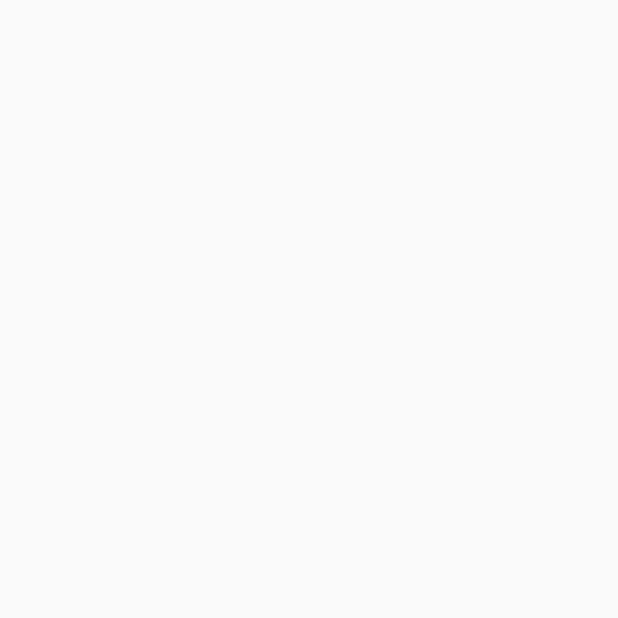
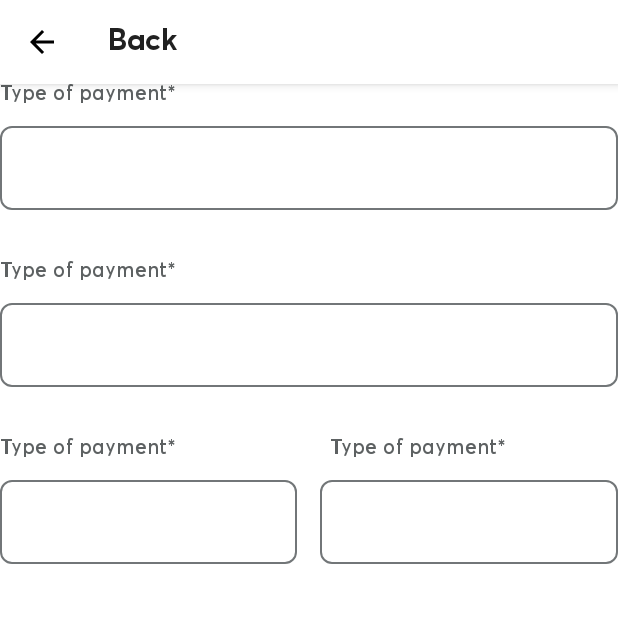
Before and after one commit to arfinhosainn/BillBuddy, an Android app built with Jetpack Compose: the screen it shows after launch (MainActivity), on a phone screen of 412 x 824 dp, the top half of it. Before the commit the part shown is empty. Run offline under Robolectric (Android 15) with nearby library versions, the phone set to English and light mode, and no system bars; our stand-ins replace Dagger/Hilt's generated code, Room's generated code.

Commit message:
Add Edit Payment logic implemented

```diff
--- a/app/build.gradle
+++ b/app/build.gradle
@@ -11,7 +11,7 @@ android {
 
     defaultConfig {
         applicationId "com.example.billbuddy"
-        minSdk 21
+        minSdk 26
         targetSdk 33
         versionCode 1
         versionName "1.0"
--- a/app/src/main/AndroidManifest.xml
+++ b/app/src/main/AndroidManifest.xml
@@ -3,6 +3,7 @@
     xmlns:tools="http://schemas.android.com/tools">
 
     <application
+        android:name=".BillBuddyApplication"
         android:allowBackup="true"
         android:dataExtractionRules="@xml/data_extraction_rules"
         android:fullBackupContent="@xml/backup_rules"
@@ -14,9 +15,9 @@
         tools:targetApi="31">
         <activity
             android:name=".MainActivity"
-            android:screenOrientation="fullSensor"
             android:exported="true"
             android:label="@string/app_name"
+            android:screenOrientation="fullSensor"
             android:theme="@style/Theme.BillBuddy">
             <intent-filter>
                 <action android:name="android.intent.action.MAIN" />
--- /dev/null
+++ b/app/src/main/java/com/example/billbuddy/BillBuddyApplication.kt
@@ -0,0 +1,7 @@
+package com.example.billbuddy
+
+import android.app.Application
+import dagger.hilt.android.HiltAndroidApp
+
+@HiltAndroidApp
+class BillBuddyApplication : Application()
--- a/app/src/main/java/com/example/billbuddy/MainActivity.kt
+++ b/app/src/main/java/com/example/billbuddy/MainActivity.kt
@@ -3,22 +3,22 @@ package com.example.billbuddy
 import android.os.Bundle
 import androidx.activity.ComponentActivity
 import androidx.activity.compose.setContent
-import androidx.compose.foundation.layout.fillMaxSize
-import androidx.compose.material.MaterialTheme
-import androidx.compose.material.Surface
-import androidx.compose.material.Text
-import androidx.compose.runtime.Composable
-import androidx.compose.runtime.remember
-import androidx.compose.ui.Modifier
-import androidx.compose.ui.tooling.preview.Preview
+import androidx.navigation.compose.rememberNavController
+import com.example.billbuddy.presentation.add_edit_payment_screen.AddEditPaymentScreen
 import com.example.billbuddy.ui.theme.BillBuddyTheme
+import dagger.hilt.android.AndroidEntryPoint
 
+
+@AndroidEntryPoint
 class MainActivity : ComponentActivity() {
     override fun onCreate(savedInstanceState: Bundle?) {
         super.onCreate(savedInstanceState)
         setContent {
             BillBuddyTheme {
 
+                val remNavController = rememberNavController()
+                AddEditPaymentScreen(navController = remNavController)
+
             }
         }
     }
--- a/app/src/main/java/com/example/billbuddy/data/local/TransactionDatabase.kt
+++ b/app/src/main/java/com/example/billbuddy/data/local/BillBuddyDatabase.kt
@@ -4,11 +4,13 @@ import androidx.room.Database
 import androidx.room.RoomDatabase
 import androidx.room.TypeConverters
 import com.example.billbuddy.data.local.converter.DateConverter
+import com.example.billbuddy.data.local.model.Payment
 import com.example.billbuddy.data.local.model.TransactionDto
 
 
-@Database(entities = [TransactionDto::class], exportSchema = true, version = 1)
+@Database(entities = [TransactionDto::class, Payment::class], exportSchema = true, version = 1)
 @TypeConverters(value = [DateConverter::class])
-abstract class TransactionDatabase : RoomDatabase() {
+abstract class BillBuddyDatabase : RoomDatabase() {
     abstract val transactionDao: TransactionDao
+    abstract val paymentDao: PaymentDao
 }
--- /dev/null
+++ b/app/src/main/java/com/example/billbuddy/data/local/PaymentDao.kt
@@ -0,0 +1,26 @@
+package com.example.billbuddy.data.local
+
+import androidx.room.Dao
+import androidx.room.Delete
+import androidx.room.Insert
+import androidx.room.OnConflictStrategy
+import androidx.room.Query
+import com.example.billbuddy.data.local.model.Payment
+import kotlinx.coroutines.flow.Flow
+
+@Dao
+interface PaymentDao {
+
+    @Insert(onConflict = OnConflictStrategy.REPLACE)
+    suspend fun insertPayments(payments: Payment)
+
+    @Query("SELECT * FROM payment_table")
+    fun getAllPayments(): Flow<List<Payment>>
+
+    @Query("SELECT * FROM payment_table WHERE id = :id")
+    suspend fun getPaymentById(id: Int): Payment?
+
+    @Delete
+    suspend fun deletePayment(payments: Payment)
+
+}
--- /dev/null
+++ b/app/src/main/java/com/example/billbuddy/di/LocalModule.kt
@@ -0,0 +1,64 @@
+package com.example.billbuddy.di
+
+import android.content.Context
+import androidx.room.Room
+import com.example.billbuddy.data.local.BillBuddyDatabase
+import com.example.billbuddy.data.local.PaymentDao
+import com.example.billbuddy.data.local.TransactionDao
+import com.example.billbuddy.data.local.repository.DataStoreOperationImpl
+import com.example.billbuddy.data.local.repository.PaymentRepositoryImpl
+import com.example.billbuddy.data.local.repository.TransactionRepositoryImpl
+import com.example.billbuddy.domain.repository.DataStoreOperation
+import com.example.billbuddy.domain.repository.PaymentRepository
+import com.example.billbuddy.domain.repository.TransactionRepository
+import dagger.Module
+import dagger.Provides
+import dagger.hilt.InstallIn
+import dagger.hilt.android.qualifiers.ApplicationContext
+import dagger.hilt.components.SingletonComponent
+import javax.inject.Singleton
+
+@Module
+@InstallIn(SingletonComponent::class)
+object LocalModule {
+
+
+    @Provides
+    @Singleton
+    fun providesDataStoreOperation(@ApplicationContext context: Context): DataStoreOperation {
+        return DataStoreOperationImpl(context)
+    }
+
+    @Provides
+    @Singleton
+    fun providePaymentRepository(paymentDao: PaymentDao): PaymentRepository {
+        return PaymentRepositoryImpl(paymentDao = paymentDao)
+    }
+
+    @Provides
+    @Singleton
+    fun provideTransactionRepository(transactionDao: TransactionDao): TransactionRepository {
+        return TransactionRepositoryImpl(dao = transactionDao)
+    }
+
+
+    @Provides
+    @Singleton
+    fun providesBillBuddyDatabase(@ApplicationContext context: Context): BillBuddyDatabase {
+        return Room.databaseBuilder(context, BillBuddyDatabase::class.java, "billbuddy_db")
+            .fallbackToDestructiveMigration().build()
+    }
+
+    @Provides
+    @Singleton
+    fun providesPaymentDao(database: BillBuddyDatabase): PaymentDao {
+        return database.paymentDao
+    }
+
+    @Provides
+    @Singleton
+    fun providesTransactionDao(database: BillBuddyDatabase): TransactionDao {
+        return database.transactionDao
+    }
+
+}
--- /dev/null
+++ b/app/src/main/java/com/example/billbuddy/domain/repository/PaymentRepository.kt
@@ -0,0 +1,17 @@
+package com.example.billbuddy.domain.repository
+
+import com.example.billbuddy.data.local.model.Payment
+import kotlinx.coroutines.flow.Flow
+
+interface PaymentRepository {
+
+    suspend fun insertPayments(payments: Payment)
+
+    fun getAllPayments(): Flow<List<Payment>>
+
+    suspend fun getPaymentById(id: Int): Payment?
+
+    suspend fun deletePayment(payments: Payment)
+
+
+}
--- /dev/null
+++ b/app/src/main/java/com/example/billbuddy/presentation/add_edit_payment_screen/AddEditPaymentScreen.kt
@@ -0,0 +1,207 @@
+package com.example.billbuddy.presentation.add_edit_payment_screen
+
+import androidx.compose.foundation.layout.*
+import androidx.compose.foundation.shape.RoundedCornerShape
+import androidx.compose.material.*
+import androidx.compose.material.icons.Icons
+import androidx.compose.material.icons.filled.ArrowBack
+import androidx.compose.runtime.Composable
+import androidx.compose.runtime.collectAsState
+import androidx.compose.runtime.getValue
+import androidx.compose.ui.Modifier
+import androidx.compose.ui.graphics.Color
+import androidx.compose.ui.text.TextStyle
+import androidx.compose.ui.text.font.FontWeight
+import androidx.compose.ui.tooling.preview.Preview
+import androidx.compose.ui.unit.dp
+import androidx.hilt.navigation.compose.hiltViewModel
+import androidx.navigation.NavController
+import androidx.navigation.compose.rememberNavController
+import com.example.billbuddy.ui.theme.Heading
+import com.example.billbuddy.ui.theme.LightBlack100
+import com.example.billbuddy.ui.theme.LightBlack200
+import com.example.billbuddy.ui.theme.LightGreen100
+import com.example.billbuddy.util.FontAverta
+
+@Composable
+fun AddEditPaymentScreen(
+    navController: NavController,
+    paymentViewModel: AddEditPaymentViewModel = hiltViewModel()
+) {
+
+    val titleState by paymentViewModel.paymentTitle.collectAsState()
+    val amountState by paymentViewModel.paymentAmount.collectAsState()
+    val payerNameState by paymentViewModel.payerName.collectAsState()
+    val paymentDate by paymentViewModel.paymentDate.collectAsState()
+
+    val scaffoldState = rememberScaffoldState()
+
+
+    Scaffold(
+        scaffoldState = scaffoldState,
+        topBar = {
+            TopAppBar(backgroundColor = Color.White,
+                title = {
+                    Text(
+                        text = "Back", style =
+                        TextStyle(
+                            fontFamily = FontAverta,
+                            fontWeight = FontWeight.Bold,
+                            fontSize = Heading
+                        )
+                    )
+                }, navigationIcon = {
+                    IconButton(onClick = { navController.navigateUp() }) {
+                        Icon(
+                            imageVector = Icons.Default.ArrowBack,
+                            contentDescription = "back", tint = Color.Black
+                        )
+
+                    }
+                }
+            )
+        }
+    ) { paddingValues ->
+        Column(
+            modifier = Modifier
+                .fillMaxSize()
+                .padding(paddingValues)
+        ) {
+
+            Text(
+                text = if (titleState.text.isBlank()) "Type of payment*" else "Type of payment",
+                style = TextStyle(
+                    color = LightBlack200,
+                    fontFamily = FontAverta,
+                    fontWeight = FontWeight.Medium
+                )
+            )
+            Spacer(modifier = Modifier.height(10.dp))
+
+            OutlinedTextField(
+                value = titleState.text,
+                onValueChange = {
+
+                },
+                modifier = Modifier
+                    .fillMaxWidth()
+                    .padding(vertical = 4.dp),
+                shape = RoundedCornerShape(8.dp),
+                colors = TextFieldDefaults.textFieldColors(
+                    backgroundColor = Color.White,
+                    unfocusedIndicatorColor = LightBlack100,
+                    focusedIndicatorColor = LightGreen100
+                )
+            )
+            Spacer(modifier = Modifier.height(30.dp))
+            Text(
+                text = if (titleState.text.isBlank()) "Type of payment*" else "Type of payment",
+                style = TextStyle(
+                    color = LightBlack200,
+                    fontFamily = FontAverta,
+                    fontWeight = FontWeight.Medium
+                )
+            )
+            Spacer(modifier = Modifier.height(10.dp))
+
+            OutlinedTextField(
+                value = titleState.text,
+                onValueChange = {
+
+                },
+                modifier = Modifier
+                    .fillMaxWidth()
+                    .padding(vertical = 4.dp),
+                shape = RoundedCornerShape(8.dp),
+                colors = TextFieldDefaults.textFieldColors(
+                    backgroundColor = Color.White,
+                    unfocusedIndicatorColor = LightBlack100,
+                    focusedIndicatorColor = LightGreen100
+                )
+            )
+            Spacer(modifier = Modifier.height(30.dp))
+
+
+            Row(modifier = Modifier.fillMaxWidth()) {
+                Column(modifier = Modifier
+                    .weight(4f)) {
+
+                    Text(modifier  = Modifier.padding(bottom = 10.dp),
+                        text = if (titleState.text.isBlank()) "Type of payment*" else "Type of payment",
+                        style = TextStyle(
+                            color = LightBlack200,
+                            fontFamily = FontAverta,
+                            fontWeight = FontWeight.Medium
+                        )
+                    )
+
+                }
+
+                Column(modifier = Modifier
+                    .weight(3.5f)) {
+                    Text(modifier  = Modifier.padding(bottom = 10.dp),
+                        text = if (titleState.text.isBlank()) "Type of payment*" else "Type of payment",
+                        style = TextStyle(
+                            color = LightBlack200,
+                            fontFamily = FontAverta,
+                            fontWeight = FontWeight.Medium
+                        )
+                    )
+
+
+                }
+            }
+
+            Row(
+                modifier = Modifier.fillMaxWidth(),
+                horizontalArrangement = Arrangement.SpaceBetween
+            ) {
+
+
+                OutlinedTextField(
+                    value = titleState.text,
+                    onValueChange = {
+
+                    },
+                    modifier = Modifier
+                        .weight(4f)
+                        .padding(vertical = 4.dp),
+                    shape = RoundedCornerShape(8.dp),
+                    colors = TextFieldDefaults.textFieldColors(
+                        backgroundColor = Color.White,
+                        unfocusedIndicatorColor = LightBlack100,
+                        focusedIndicatorColor = LightGreen100
+                    )
+                )
+
+                Spacer(modifier = Modifier.width(15.dp))
+
+                OutlinedTextField(
+                    value = titleState.text,
+                    onValueChange = {
+
+                    },
+                    modifier = Modifier
+                        .weight(4f)
+                        .padding(vertical = 4.dp),
+                    shape = RoundedCornerShape(8.dp),
+                    colors = TextFieldDefaults.textFieldColors(
+                        backgroundColor = Color.White,
+                        unfocusedIndicatorColor = LightBlack100,
+                        focusedIndicatorColor = LightGreen100
+                    )
+                )
+            }
+        }
+
+    }
+}
+
+
+@Preview(showBackground = true)
+@Composable
+fun PreviewAddEditPaymentScreen() {
+    val navController = rememberNavController()
+    AddEditPaymentScreen(navController = navController)
+
+}
--- /dev/null
+++ b/app/src/main/java/com/example/billbuddy/presentation/add_edit_payment_screen/AddEditPaymentViewModel.kt
@@ -0,0 +1,157 @@
+package com.example.billbuddy.presentation.add_edit_payment_screen
+
+import androidx.lifecycle.SavedStateHandle
+import androidx.lifecycle.ViewModel
+import androidx.lifecycle.viewModelScope
+import com.example.billbuddy.data.local.model.InvalidPaymentException
+import com.example.billbuddy.data.local.model.Payment
+import com.example.billbuddy.domain.repository.PaymentRepository
+import com.example.billbuddy.util.DateTimeProviderImpl
+import dagger.hilt.android.lifecycle.HiltViewModel
+import kotlinx.coroutines.flow.MutableSharedFlow
+import kotlinx.coroutines.flow.MutableStateFlow
+import kotlinx.coroutines.flow.asSharedFlow
+import kotlinx.coroutines.flow.asStateFlow
+import kotlinx.coroutines.launch
+import javax.inject.Inject
+
+@HiltViewModel
+class AddEditPaymentViewModel @Inject constructor(
+    private val paymentRepository: PaymentRepository,
+    savedStateHandle: SavedStateHandle
+) : ViewModel() {
+
+    private val _paymentTitle = MutableStateFlow(
+        PaymentTextFieldState(
+            hint = "Enter Title"
+        )
+    )
+    val paymentTitle = _paymentTitle.asStateFlow()
+
+    private val _payerName = MutableStateFlow(
+        PaymentTextFieldState(
+            hint = "Enter Payer Name"
+        )
+    )
+
+    val payerName = _payerName.asStateFlow()
+
+    private val _paymentAmount = MutableStateFlow(
+        PaymentTextFieldState(
+            hint = "Amount"
+        )
+    )
+    val paymentAmount = _paymentAmount.asStateFlow()
+
+
+    private val _paymentDate = MutableStateFlow(
+        PaymentTextFieldState(
+            paymentDate = DateTimeProviderImpl().now()
+        )
+    )
+
+    val paymentDate = _paymentDate.asStateFlow()
+
+
+    init {
+        savedStateHandle.get<Int>("paymentId")?.let { paymentId ->
+            if (paymentId != -1) {
+                viewModelScope.launch {
+                    paymentRepository.getPaymentById(paymentId)?.also { payment ->
+                        currentPaymentId = payment.id
+                        _paymentTitle.value = paymentTitle.value.copy(
+                            text = payment.paymentTitle,
+                            isHintVisible = false
+                        )
+                        _paymentAmount.value = paymentAmount.value.copy(
+                            amount = payment.paymentAmount!!,
+                            isHintVisible = false
+                        )
+                        _paymentDate.value = paymentDate.value.copy(
+                            paymentDate = payment.paymentDate
+                        )
+                        _payerName.value = payerName.value.copy(
+                            text = payment.payerName,
+                            isHintVisible = false
+                        )
+                    }
+                }
+            }
+
+        }
+    }
+
+
+    private val _eventFlow = MutableSharedFlow<UiEvent>()
+    val eventFlow = _eventFlow.asSharedFlow()
+
+    private var currentPaymentId: Int? = null
+
+    fun onEvent(event: AddEditPaymentEvent) {
+        when (event) {
+            is AddEditPaymentEvent.EnteredTitle -> {
+                _paymentTitle.value = paymentTitle.value.copy(
+                    text = event.value
+                )
+            }
+            is AddEditPaymentEvent.ChangeTitleFocus -> {
+                _paymentTitle.value = paymentTitle.value.copy(
+                    isHintVisible = !event.focusState.isFocused && paymentTitle.value.text.isBlank()
+                )
+            }
+            is AddEditPaymentEvent.EnteredAmount -> {
+                _paymentAmount.value = paymentAmount.value.copy(
+                    amount = event.value
+                )
+            }
+            is AddEditPaymentEvent.ChangeAmountFocus -> {
+                _paymentAmount.value = paymentAmount.value.copy(
+                    isHintVisible = !event.focusState.isFocused && paymentAmount.value.text.isBlank()
+                )
+            }
+            is AddEditPaymentEvent.EnteredPayerName -> {
+                _payerName.value = payerName.value.copy(
+                    text = event.value
+                )
+            }
+            is AddEditPaymentEvent.ChangePayerNameFocus -> {
+                _payerName.value = payerName.value.copy(
+                    isHintVisible = !event.focusState.isFocused && paymentTitle.value.text.isBlank()
+                )
+            }
+            is AddEditPaymentEvent.ChangePaymentDate -> {
+                _paymentDate.value = paymentDate.value.copy(
+                    paymentDate = event.value
+                )
+            }
+            is AddEditPaymentEvent.SavePayment -> {
+                viewModelScope.launch {
+                    try {
+                        paymentRepository.insertPayments(
+                            Payment(
+                                paymentTitle = paymentTitle.value.text,
+                                payerName = payerName.value.text,
+                                paymentAmount = paymentAmount.value.amount,
+                                paymentDate = paymentDate.value.paymentDate,
+                                id = currentPaymentId
+                            )
+                        )
+                    } catch (e: InvalidPaymentException) {
+                        _eventFlow.emit(
+                            UiEvent.ShowSnackbar(
+                                message = e.message ?: "Couldn't save payment"
+                            )
+                        )
+
+                    }
+                }
+            }
+        }
+
+    }
+}
+
+sealed class UiEvent {
+    data class ShowSnackbar(val message: String) : UiEvent()
+    object SaveNote : UiEvent()
+}
--- /dev/null
+++ b/app/src/main/java/com/example/billbuddy/presentation/add_edit_payment_screen/PaymentTextFieldState.kt
@@ -0,0 +1,12 @@
+package com.example.billbuddy.presentation.add_edit_payment_screen
+
+import com.example.billbuddy.util.DateTimeProviderImpl
+import java.time.LocalDateTime
+
+data class PaymentTextFieldState(
+    val text: String = "",
+    val amount: Double = 0.00,
+    val hint: String = "",
+    val isHintVisible: Boolean = true,
+    val paymentDate: LocalDateTime = DateTimeProviderImpl().now()
+)
--- /dev/null
+++ b/app/src/main/java/com/example/billbuddy/util/DateTimeProvider.kt
@@ -0,0 +1,16 @@
+package com.example.billbuddy.util
+
+import android.os.Build
+import androidx.annotation.RequiresApi
+import java.time.LocalDateTime
+
+interface DateTimeProvider {
+    fun now(): LocalDateTime
+}
+
+class DateTimeProviderImpl : DateTimeProvider {
+    @RequiresApi(Build.VERSION_CODES.O)
+    override fun now(): LocalDateTime {
+        return LocalDateTime.now()
+    }
+}
```
Also changed, not shown: app/src/main/java/com/example/billbuddy/data/local/converter/DateConverter.kt (+14 -0 lines), app/src/main/java/com/example/billbuddy/data/local/model/Payment.kt (added, +16 -0 lines), app/src/main/java/com/example/billbuddy/data/local/model/PaymentDto.kt (deleted, +0 -17 lines), app/src/main/java/com/example/billbuddy/data/local/repository/PaymentRepositoryImpl.kt (added, +36 -0 lines), app/src/main/java/com/example/billbuddy/presentation/add_edit_payment_screen/AddEditPaymentEvent.kt (added, +15 -0 lines), app/src/main/java/com/example/billbuddy/presentation/home_screen/HomeScreen.kt (+10 -7 lines).
